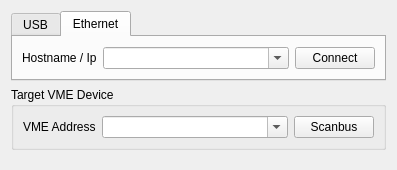
Above: src/mvlc_connect_widget.ui from flueke/libmvp before the change. Below: the same form after it.
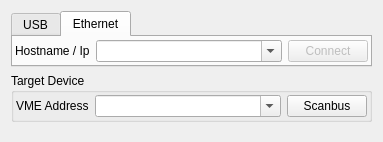
That is the form after the change. The open tabs and pages were chosen to show the change. Icons and pictures are not drawn.

Commit message: more mvlc+mvp gui rework

```diff
--- a/src/mvlc_connect_widget.ui
+++ b/src/mvlc_connect_widget.ui
@@ -6,8 +6,8 @@
    <rect>
     <x>0</x>
     <y>0</y>
-    <width>392</width>
-    <height>170</height>
+    <width>378</width>
+    <height>142</height>
    </rect>
   </property>
   <property name="windowTitle">
@@ -17,13 +17,25 @@
    <item>
     <widget class="QTabWidget" name="tabs_connectMethod">
      <property name="currentIndex">
-      <number>0</number>
+      <number>1</number>
      </property>
      <widget class="QWidget" name="tab_usb">
       <attribute name="title">
        <string>USB</string>
       </attribute>
       <layout class="QHBoxLayout" name="horizontalLayout_3" stretch="0,1,0,0">
+       <property name="leftMargin">
+        <number>2</number>
+       </property>
+       <property name="topMargin">
+        <number>2</number>
+       </property>
+       <property name="rightMargin">
+        <number>2</number>
+       </property>
+       <property name="bottomMargin">
+        <number>2</number>
+       </property>
        <item>
         <widget class="QLabel" name="label">
          <property name="text">
@@ -66,6 +78,9 @@
        </item>
        <item>
         <widget class="QPushButton" name="pb_connect_usb">
+         <property name="enabled">
+          <bool>false</bool>
+         </property>
          <property name="text">
           <string>Connect</string>
          </property>
@@ -78,6 +93,18 @@
        <string>Ethernet</string>
       </attribute>
       <layout class="QHBoxLayout" name="horizontalLayout_4" stretch="0,1,0">
+       <property name="leftMargin">
+        <number>2</number>
+       </property>
+       <property name="topMargin">
+        <number>2</number>
+       </property>
+       <property name="rightMargin">
+        <number>2</number>
+       </property>
+       <property name="bottomMargin">
+        <number>2</number>
+       </property>
        <item>
         <widget class="QLabel" name="label_2">
          <property name="text">
@@ -100,6 +127,9 @@
        </item>
        <item>
         <widget class="QPushButton" name="pb_connect_eth">
+         <property name="enabled">
+          <bool>false</bool>
+         </property>
          <property name="text">
           <string>Connect</string>
          </property>
@@ -112,9 +142,21 @@
    <item>
     <widget class="QGroupBox" name="gb_vmeDevice">
      <property name="title">
-      <string>Target VME Device</string>
+      <string>Target Device</string>
      </property>
      <layout class="QHBoxLayout" name="horizontalLayout" stretch="0,1,0">
+      <property name="leftMargin">
+       <number>2</number>
+      </property>
+      <property name="topMargin">
+       <number>2</number>
+      </property>
+      <property name="rightMargin">
+       <number>2</number>
+      </property>
+      <property name="bottomMargin">
+       <number>2</number>
+      </property>
       <item>
        <widget class="QLabel" name="label_3">
         <property name="text">
```
The commit also changes 4 other files.
